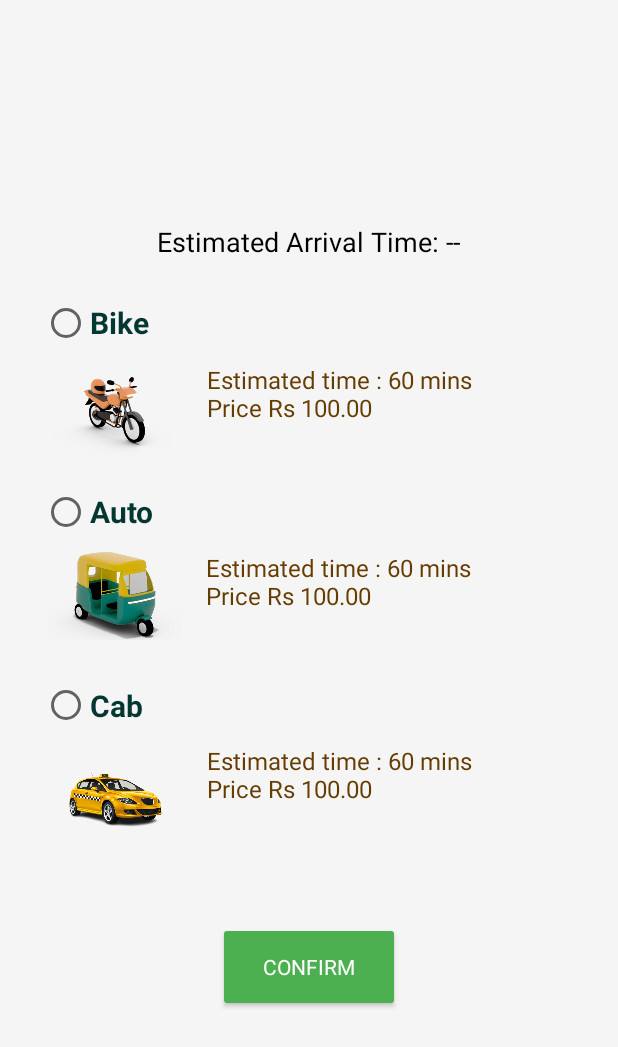
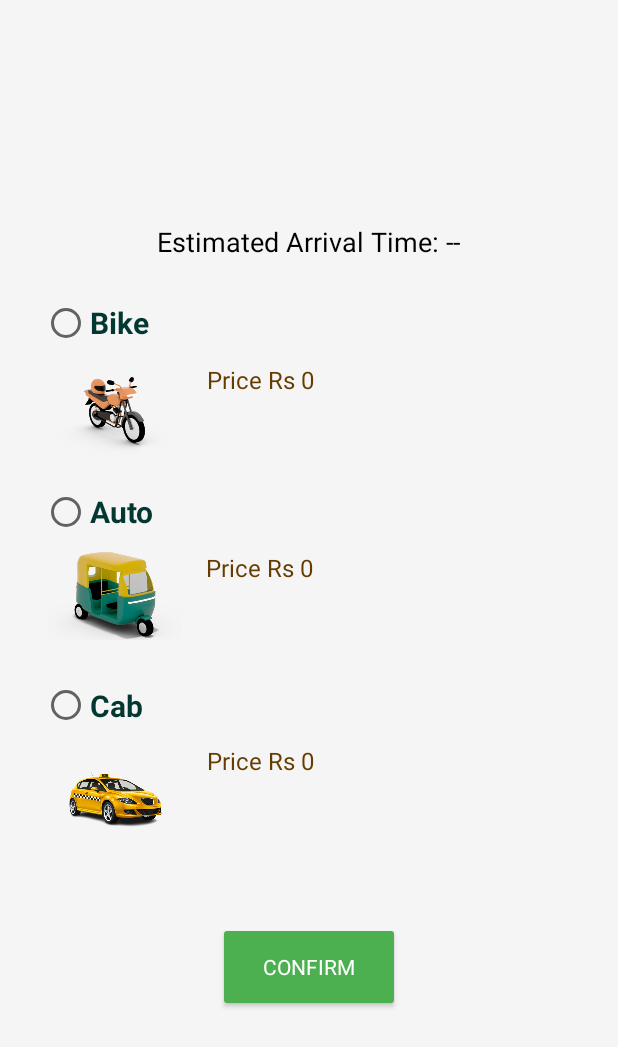
Before and after one commit to Priyadarshini32/Journee, an Android app built with Jetpack Compose: the SelectVehicleActivity screen opened directly, with no data from a screen before it, on a phone screen of 412 x 824 dp. Shown: the top 1047 px of the screen. Run offline under Robolectric (Android 15) with nearby library versions, the phone set to English and light mode, and no system bars; Roboto replaces fonts that are not available here.

Commit message:
Add fare calculation

```diff
--- a/app/src/main/java/com/example/gps/activity/SelectVehicleActivity.kt
+++ b/app/src/main/java/com/example/gps/activity/SelectVehicleActivity.kt
@@ -18,6 +18,7 @@ class SelectVehicleActivity : AppCompatActivity() {
     private lateinit var rideDetailsLayout: LinearLayout
     private lateinit var etaTextView: TextView
     private lateinit var dbHelper: SQLiteHelper
+    private var eta: String = "--"
 
     override fun onCreate(savedInstanceState: Bundle?) {
         super.onCreate(savedInstanceState)
@@ -32,12 +33,18 @@ class SelectVehicleActivity : AppCompatActivity() {
 
         rideDetailsLayout.visibility = View.GONE
 
-        val eta = intent.getStringExtra("selected_eta") ?: "--"
+        eta = intent.getStringExtra("selected_eta") ?: "--"
         etaTextView.text = "Estimated Arrival Time: $eta"
 
         insertDriversIfNeeded() // Insert drivers only if the DB is empty
 
         createNotificationChannel()
+
+        updatePrice() // Update prices when screen loads
+
+        vehicleGroup.setOnCheckedChangeListener { _, _ ->
+            updatePrice() // Update price when vehicle selection changes
+        }
 
         confirmButton.setOnClickListener {
             val selectedId = vehicleGroup.checkedRadioButtonId
@@ -47,6 +54,62 @@ class SelectVehicleActivity : AppCompatActivity() {
                 startDriverDetailsActivity()
             }
         }
+    }
+
+    private fun updatePrice() {
+        val totalMinutes = parseEtaToMinutes(eta)
+
+        // Define price per minute for each vehicle
+        val vehiclePrices = mapOf(
+            "Bike" to 2,
+            "Auto" to 3,
+            "Cab" to 5
+        )
+
+        // Update each vehicle's price in the UI
+        vehiclePrices.forEach { (vehicle, pricePerMinute) ->
+            val totalPrice = totalMinutes * pricePerMinute
+            val priceText = "Price Rs $totalPrice"
+
+            when (vehicle) {
+                "Bike" -> findViewById<TextView>(R.id.radio_bike_text).text = priceText
+                "Auto" -> findViewById<TextView>(R.id.radio_auto_text).text = priceText
+                "Cab"  -> findViewById<TextView>(R.id.radio_car_text).text = priceText
+            }
+        }
+    }
+
+    private fun parseEtaToMinutes(eta: String): Int {
+        val regex = Regex("(\\d+) hour? (\\d+) mins?")
+        val match = regex.find(eta)
+
+        return if (match != null) {
+            val (hours, minutes) = match.destructured
+            hours.toInt() * 60 + minutes.toInt()
+        } else {
+            0
+        }
+    }
+
+    private fun startDriverDetailsActivity() {
+        val selectedId = vehicleGroup.checkedRadioButtonId
+        val selectedRadioButton = findViewById<RadioButton>(selectedId)
+        val selectedVehicleType = selectedRadioButton.text.toString() // Get selected vehicle type
+
+        val driver = dbHelper.getRandomDriverByVehicleType(selectedVehicleType)
+
+        if (driver == null) {
+            Toast.makeText(this, "No drivers available for $selectedVehicleType", Toast.LENGTH_SHORT).show()
+            return
+        }
+
+        val intent = Intent(this, ProgressActivity::class.java).apply {
+            putExtra("driver_name", driver.name)
+            putExtra("vehicle_type", selectedVehicleType)
+            putExtra("driver_contact", driver.contact)
+            putExtra("driver_experience", driver.experience)
+        }
+        startActivity(intent)
     }
 
     private fun insertDriversIfNeeded() {
@@ -80,29 +143,6 @@ class SelectVehicleActivity : AppCompatActivity() {
         }
     }
 
-    private fun startDriverDetailsActivity() {
-        val selectedId = vehicleGroup.checkedRadioButtonId
-        val selectedRadioButton = findViewById<RadioButton>(selectedId)
-        val selectedVehicleType = selectedRadioButton.text.toString() // Get selected vehicle type
-
-        val driver = dbHelper.getRandomDriverByVehicleType(selectedVehicleType)
-
-        if (driver == null) {
-            Toast.makeText(this, "No drivers available for $selectedVehicleType", Toast.LENGTH_SHORT).show()
-            return
-        }
-
-        val intent = Intent(this, ProgressActivity::class.java).apply {
-            putExtra("driver_name", driver.name)
-            putExtra("vehicle_type", selectedVehicleType)
-            putExtra("driver_contact", driver.contact)
-            putExtra("driver_experience", driver.experience)
-        }
-        startActivity(intent)
-    }
-
-
-
     private fun createNotificationChannel() {
         if (Build.VERSION.SDK_INT >= Build.VERSION_CODES.O) {
             val channel = NotificationChannel(
@@ -117,8 +157,6 @@ class SelectVehicleActivity : AppCompatActivity() {
             notificationManager.createNotificationChannel(channel)
         }
     }
-}
-
 
     data class Quadruple<T1, T2, T3, T4>(
         val first: T1,
@@ -126,3 +164,4 @@ data class Quadruple<T1, T2, T3, T4>(
         val third: T3,
         val fourth: T4
     )
+}
--- a/app/src/main/res/layout/activity_select_vehicle.xml
+++ b/app/src/main/res/layout/activity_select_vehicle.xml
@@ -54,7 +54,7 @@
                     android:layout_width="match_parent"
                     android:layout_height="wrap_content"
                     android:fontFamily="@font/alegreya"
-                    android:text="Estimated time : 60 mins\nPrice Rs 100.00"
+                    android:text="Price Rs --"
                     android:textColor="#663D01"
                     android:textSize="16sp" />
             </LinearLayout>
@@ -90,7 +90,7 @@
                     android:layout_width="220dp"
                     android:layout_height="wrap_content"
                     android:fontFamily="@font/alegreya"
-                    android:text="Estimated time : 60 mins\nPrice Rs 100.00"
+                    android:text="Price Rs --"
                     android:textColor="#663D01"
                     android:textSize="16sp" />
             </LinearLayout>
@@ -126,7 +126,7 @@
                     android:layout_width="208dp"
                     android:layout_height="wrap_content"
                     android:fontFamily="@font/alegreya"
-                    android:text="Estimated time : 60 mins\nPrice Rs 100.00"
+                    android:text="Price Rs --"
                     android:textColor="#663D01"
                     android:textSize="16sp" />
             </LinearLayout>
```
Lines whose indentation alone changed are shown as unchanged.
